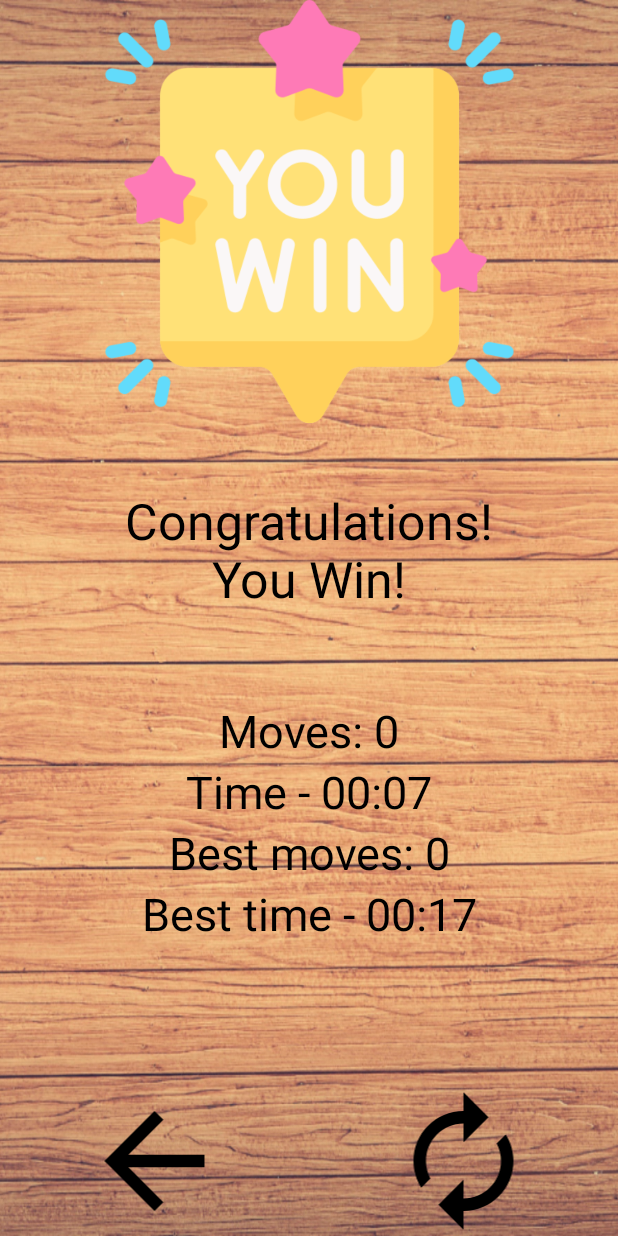
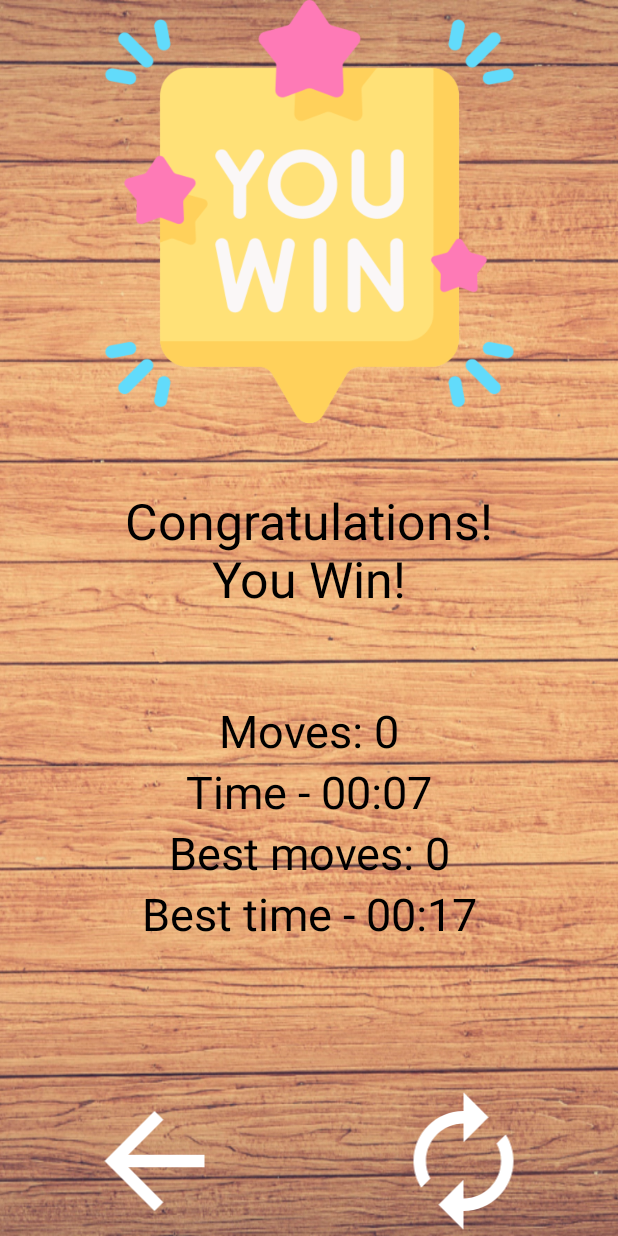
Before and after one commit to M1nexoff/Puzzle15, an Android app: the WinActivity screen opened directly, with no data from a screen before it, on a phone screen of 412 x 824 dp. Run offline under Robolectric (Android 15) with nearby library versions, the phone set to English and light mode, and no system bars.

Commit message:
sadsadsadsad
aadadsad

```diff
--- a/app/src/main/res/drawable/back.xml
+++ b/app/src/main/res/drawable/back.xml
@@ -1,5 +1,5 @@
 <vector android:autoMirrored="true" android:height="24dp"
-    android:tint="#000000" android:viewportHeight="24"
+    android:tint="#FFFFFF" android:viewportHeight="24"
     android:viewportWidth="24" android:width="24dp" xmlns:android="http://schemas.android.com/apk/res/android">
     <path android:fillColor="@android:color/white" android:pathData="M20,11H7.83l5.59,-5.59L12,4l-8,8 8,8 1.41,-1.41L7.83,13H20v-2z"/>
 </vector>
--- a/app/src/main/res/drawable/back_r.xml
+++ /dev/null
@@ -1,5 +0,0 @@
-<vector android:autoMirrored="true" android:height="24dp"
-    android:tint="#FFFFFF" android:viewportHeight="24"
-    android:viewportWidth="24" android:width="24dp" xmlns:android="http://schemas.android.com/apk/res/android">
-    <path android:fillColor="@android:color/white" android:pathData="M20,11H7.83l5.59,-5.59L12,4l-8,8 8,8 1.41,-1.41L7.83,13H20v-2z"/>
-</vector>
--- a/app/src/main/res/drawable/refresh_black.xml
+++ /dev/null
@@ -1,5 +0,0 @@
-<vector android:height="24dp" android:tint="#000000"
-    android:viewportHeight="24" android:viewportWidth="24"
-    android:width="24dp" xmlns:android="http://schemas.android.com/apk/res/android">
-    <path android:fillColor="@android:color/white" android:pathData="M12,6v3l4,-4 -4,-4v3c-4.42,0 -8,3.58 -8,8 0,1.57 0.46,3.03 1.24,4.26L6.7,14.8c-0.45,-0.83 -0.7,-1.79 -0.7,-2.8 0,-3.31 2.69,-6 6,-6zM18.76,7.74L17.3,9.2c0.44,0.84 0.7,1.79 0.7,2.8 0,3.31 -2.69,6 -6,6v-3l-4,4 4,4v-3c4.42,0 8,-3.58 8,-8 0,-1.57 -0.46,-3.03 -1.24,-4.26z"/>
-</vector>
--- a/app/src/main/res/layout-land/activity_main.xml
+++ b/app/src/main/res/layout-land/activity_main.xml
@@ -13,6 +13,7 @@
         <LinearLayout
             android:layout_width="180dp"
             android:layout_height="wrap_content"
+            android:layout_gravity="center"
             android:gravity="center"
             android:orientation="vertical">
 
@@ -214,7 +215,7 @@
                     android:layout_height="100dp"
                     android:clickable="true"
                     android:layout_gravity="center"
-                    android:src="@drawable/back_r" />
+                    android:src="@drawable/back" />
             </LinearLayout>
 
         </FrameLayout>
--- a/app/src/main/res/layout-land/win_activity.xml
+++ b/app/src/main/res/layout-land/win_activity.xml
@@ -104,7 +104,7 @@
                     android:layout_gravity="center|bottom"
                     android:clickable="true"
                     android:focusable="true"
-                    android:src="@drawable/refresh_black" />
+                    android:src="@drawable/refresh" />
             </LinearLayout>
 
 
@@ -113,129 +113,4 @@
 
 
     </LinearLayout>
-
-
-    <!--    <LinearLayout-->
-    <!--        android:layout_width="match_parent"-->
-    <!--        android:layout_height="match_parent">-->
-
-    <!--        <LinearLayout-->
-    <!--            android:layout_width="0dp"-->
-    <!--            android:layout_height="match_parent"-->
-    <!--            android:gravity="center"-->
-    <!--            android:layout_weight="3"-->
-    <!--            android:orientation="horizontal">-->
-
-    <!--            <LinearLayout-->
-    <!--                android:layout_width="match_parent"-->
-    <!--                android:layout_height="wrap_content"-->
-    <!--                android:layout_weight="15"-->
-    <!--                android:gravity="center"-->
-    <!--                android:orientation="vertical">-->
-
-    <!--                <ImageView-->
-    <!--                    android:layout_width="wrap_content"-->
-    <!--                    android:layout_height="wrap_content"-->
-    <!--                    android:layout_weight="25"-->
-    <!--                    android:src="@drawable/win" />-->
-
-    <!--                <TextView-->
-    <!--                    android:id="@+id/winMessageTextView"-->
-    <!--                    android:layout_width="wrap_content"-->
-    <!--                    android:layout_height="wrap_content"-->
-    <!--                    android:layout_weight="2"-->
-    <!--                    android:gravity="center"-->
-    <!--                    android:padding="16dp"-->
-    <!--                    android:text="Congratulations!\nYou Win!"-->
-    <!--                    android:textColor="#000000"-->
-    <!--                    android:textSize="27dp" />-->
-
-    <!--            </LinearLayout>-->
-
-    <!--            <LinearLayout-->
-    <!--                android:id="@+id/infoLayout"-->
-    <!--                android:layout_width="match_parent"-->
-    <!--                android:layout_height="0dp"-->
-    <!--                android:layout_weight="10"-->
-    <!--                android:gravity="center_horizontal"-->
-    <!--                android:orientation="vertical">-->
-
-    <!--                <TextView-->
-    <!--                    android:id="@+id/moves"-->
-    <!--                    android:layout_width="match_parent"-->
-    <!--                    android:layout_height="wrap_content"-->
-    <!--                    android:gravity="center"-->
-    <!--                    android:text="Moves:"-->
-    <!--                    android:textColor="#000000"-->
-    <!--                    android:textSize="27dp" />-->
-
-    <!--                <Chronometer-->
-    <!--                    android:id="@+id/timer"-->
-    <!--                    android:layout_width="match_parent"-->
-    <!--                    android:layout_height="wrap_content"-->
-    <!--                    android:format="Time - %s"-->
-    <!--                    android:gravity="center"-->
-    <!--                    android:text="Time:"-->
-    <!--                    android:textColor="#000000"-->
-    <!--                    android:textSize="27dp" />-->
-
-    <!--                <TextView-->
-    <!--                    android:id="@+id/top1"-->
-    <!--                    android:layout_width="match_parent"-->
-    <!--                    android:layout_height="wrap_content"-->
-    <!--                    android:gravity="center"-->
-    <!--                    android:text="Best moves:"-->
-    <!--                    android:textColor="#000000"-->
-    <!--                    android:textSize="27dp" />-->
-
-    <!--                <Chronometer-->
-    <!--                    android:id="@+id/top2"-->
-    <!--                    android:layout_width="match_parent"-->
-    <!--                    android:layout_height="wrap_content"-->
-    <!--                    android:format="Best time - %s"-->
-    <!--                    android:gravity="center"-->
-    <!--                    android:textColor="#000000"-->
-    <!--                    android:textSize="27dp" />-->
-
-    <!--            </LinearLayout>-->
-
-    <!--        </LinearLayout>-->
-
-    <!--        <LinearLayout-->
-    <!--            android:layout_width="0dp"-->
-    <!--            android:layout_height="match_parent"-->
-    <!--            android:layout_weight="1"-->
-    <!--            android:orientation="vertical">-->
-
-    <!--            <LinearLayout-->
-    <!--                android:layout_width="match_parent"-->
-    <!--                android:layout_height="0dp"-->
-    <!--                android:layout_weight="1"-->
-    <!--                android:orientation="horizontal">-->
-
-    <!--                <ImageView-->
-    <!--                    android:id="@+id/back"-->
-    <!--                    android:layout_width="0dp"-->
-    <!--                    android:layout_height="match_parent"-->
-    <!--                    android:layout_gravity="center"-->
-    <!--                    android:layout_weight="1"-->
-    <!--                    android:clickable="true"-->
-    <!--                    android:src="@drawable/back" />-->
-
-    <!--                <ImageView-->
-    <!--                    android:id="@+id/refresh"-->
-    <!--                    android:layout_width="0dp"-->
-    <!--                    android:layout_height="match_parent"-->
-    <!--                    android:layout_gravity="center"-->
-    <!--                    android:layout_weight="1"-->
-    <!--                    android:clickable="true"-->
-    <!--                    android:src="@drawable/refresh_black" />-->
-
-    <!--            </LinearLayout>-->
-
-
-    <!--        </LinearLayout>-->
-
-    <!--    </LinearLayout>-->
-
 </FrameLayout>
--- a/app/src/main/res/layout/activity_main.xml
+++ b/app/src/main/res/layout/activity_main.xml
@@ -211,7 +211,7 @@
                 android:layout_height="100dp"
                 android:clickable="true"
                 android:layout_gravity="center"
-                android:src="@drawable/back_r" />
+                android:src="@drawable/back" />
             <View
                 android:layout_width="100dp"
                 android:layout_height="100dp"/>
--- a/app/src/main/res/layout/win_activity.xml
+++ b/app/src/main/res/layout/win_activity.xml
@@ -87,7 +87,7 @@
             android:clickable="true"
             android:layout_width="100dp"
             android:layout_height="100dp"
-            android:src="@drawable/refresh_black" />
+            android:src="@drawable/refresh" />
     </LinearLayout>
 
 </LinearLayout>
```
Also changed, not shown: app/src/main/java/com/example/puzzle15/MainActivity.java (+3 -5 lines).
